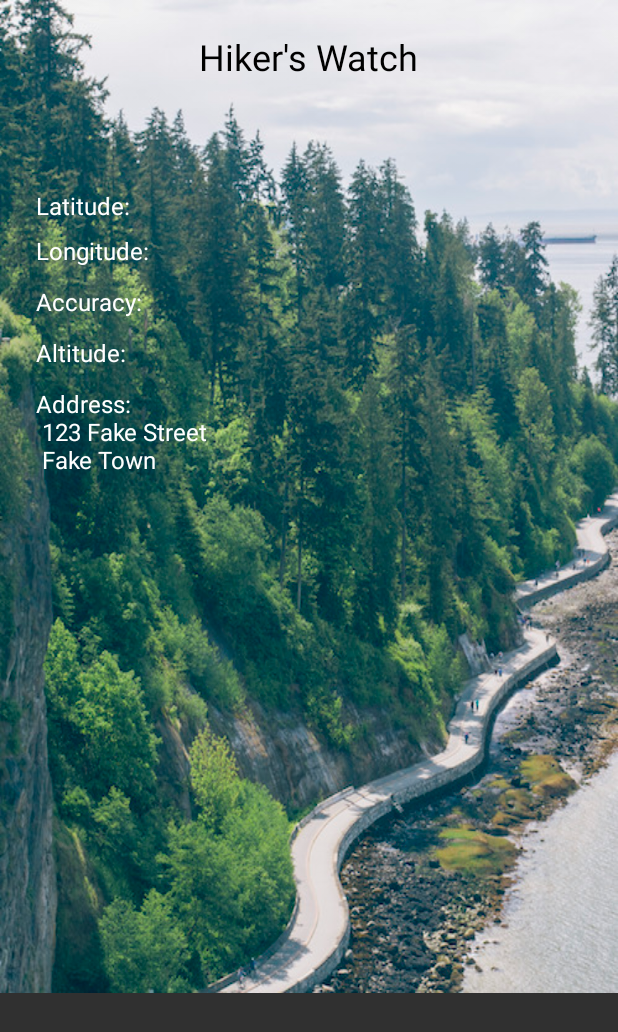
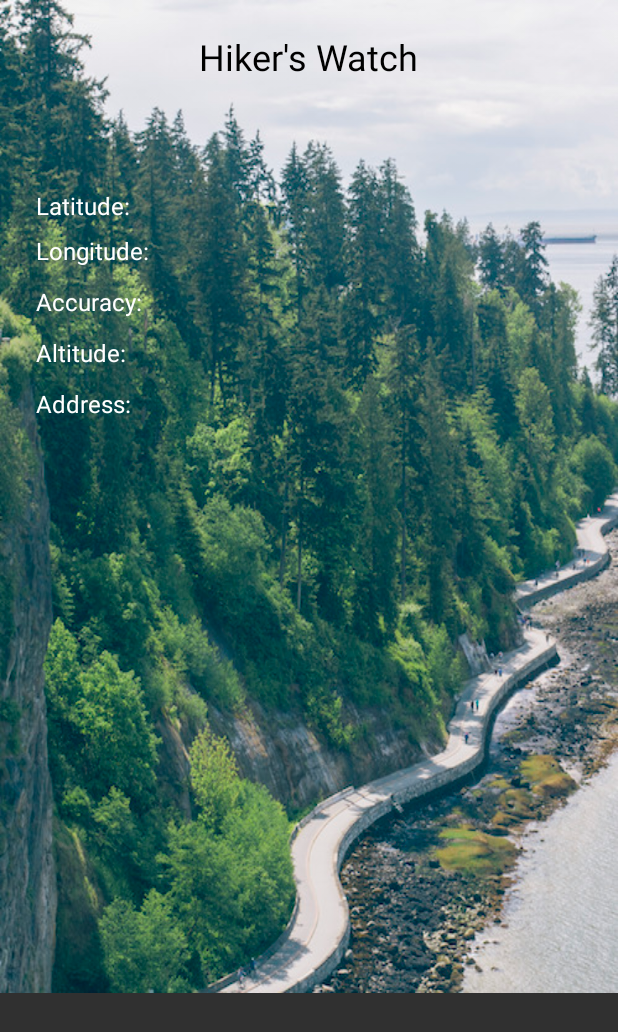
Before and after one commit to garfieldchou/HikersWatch, an Android app: the screen it shows after launch (MainActivity), on a phone screen of 412 x 824 dp. Shown: the top 1032 px of the screen. Run offline under Robolectric (Android 15) with nearby library versions, the phone set to English and light mode, and no system bars.

Commit message:
Update address info

```diff
--- a/app/src/main/res/layout/activity_main.xml
+++ b/app/src/main/res/layout/activity_main.xml
@@ -80,7 +80,7 @@
         android:textSize="@dimen/activity_horizontal_margin" />
 
     <TextView
-        android:text="Address: \n 123 Fake Street \n Fake Town"
+        android:text="Address:"
         android:layout_width="wrap_content"
         android:layout_height="wrap_content"
         android:layout_below="@+id/altTextView"
```
Also changed, not shown: app/src/main/java/com/garfieldchou/hikerswatch/MainActivity.java (+38 -0 lines).
